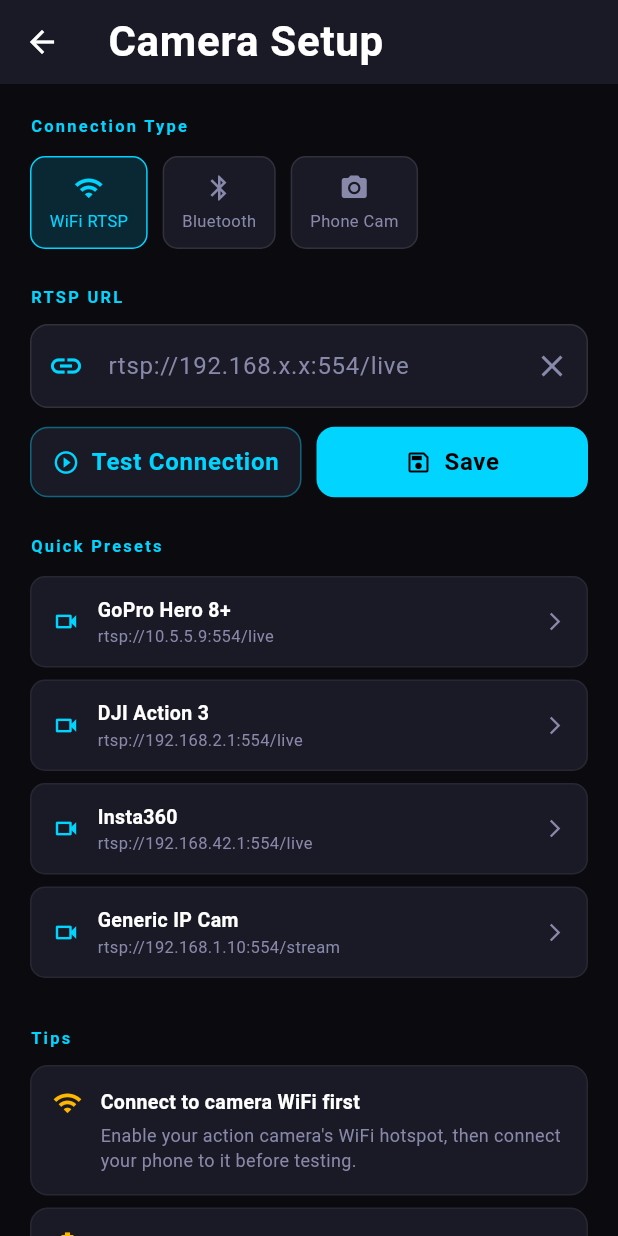
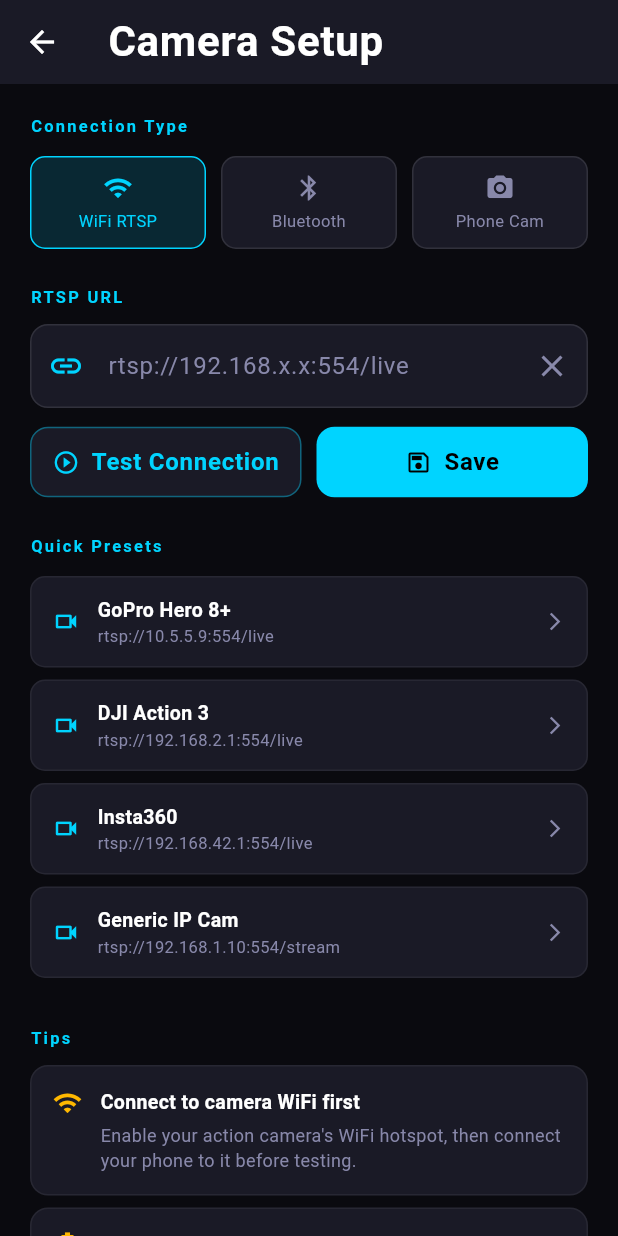
Before and after one commit to adarshk47/learnhabit, a Flutter app: the screen it shows after launch, item 3 of the bottom bar chosen, after a tap on "WiFi RTSP", on a phone screen of 412 x 824 dp. Run offline on Flutter 3.47's test engine with Material 3 defaults, Android fonts, the phone set to English and light mode, and no system bars; our stand-ins replace camera, fl_chart, flutter_riverpod, flutter_tts, geolocator, go_router and 6 more; accounts and stored records are empty.

Commit message:
Fix camera type selection and GPS permission handling
Camera setup screen: Phone Cam and WiFi RTSP chips were hardcoded
(selected: true/false, onTap: () {}) with no state. Now reads
cameraType from settings on init, updates settings on tap, requests
camera permission via permission_handler, shows live CameraPreview
when phone camera is active, and conditionally shows WiFi RTSP form
vs phone cam preview based on selected type.

Sensor service: add isLocationServiceEnabled() check and handle
LocationPermission.deniedForever so GPS failures are explicit rather
than silent.

https://claude.ai/code/session_01UqC5dNdm6cckTVPDSvTkoj

```diff
--- a/mobile/lib/features/camera/camera_setup_screen.dart
+++ b/mobile/lib/features/camera/camera_setup_screen.dart
@@ -1,5 +1,7 @@
+import 'package:camera/camera.dart';
 import 'package:flutter/material.dart';
 import 'package:flutter_riverpod/flutter_riverpod.dart';
+import 'package:permission_handler/permission_handler.dart';
 
 import '../../core/theme/app_theme.dart';
 import '../../providers/settings_provider.dart';
@@ -16,6 +18,8 @@ class _CameraSetupScreenState extends ConsumerState<CameraSetupScreen> {
   final _urlController = TextEditingController();
   _TestStatus _status = _TestStatus.idle;
   String _statusMsg = '';
+  late CameraType _selectedType;
+  bool _phoneStarting = false;
 
   final _presetUrls = [
     ('GoPro Hero 8+', 'rtsp://10.5.5.9:554/live'),
@@ -27,7 +31,10 @@ class _CameraSetupScreenState extends ConsumerState<CameraSetupScreen> {
   @override
   void initState() {
     super.initState();
-    _urlController.text = ref.read(settingsProvider).cameraRtspUrl;
+    final settings = ref.read(settingsProvider);
+    _urlController.text = settings.cameraRtspUrl;
+    _selectedType = settings.cameraType;
+    if (_selectedType == CameraType.PHONE) _startPhoneCam();
   }
 
   @override
@@ -36,15 +43,56 @@ class _CameraSetupScreenState extends ConsumerState<CameraSetupScreen> {
     super.dispose();
   }
 
+  Future<void> _selectType(CameraType type) async {
+    if (_selectedType == type) return;
+    CameraService.instance.stopStreaming();
+    setState(() {
+      _selectedType = type;
+      _statusMsg = '';
+      _status = _TestStatus.idle;
+    });
+    await ref.read(settingsProvider.notifier).updateCameraType(type);
+    if (type == CameraType.PHONE) await _startPhoneCam();
+  }
+
+  Future<void> _startPhoneCam() async {
+    setState(() => _phoneStarting = true);
+    final perm = await Permission.camera.request();
+    if (!perm.isGranted) {
+      if (mounted) {
+        setState(() {
+          _phoneStarting = false;
+          _status = _TestStatus.failed;
+          _statusMsg =
+              'Camera permission denied. Go to Settings → Apps → BikeAI → Permissions → Camera.';
+        });
+      }
+      return;
+    }
+    final ok = await CameraService.instance.startPhoneCamera();
+    if (mounted) {
+      setState(() {
+        _phoneStarting = false;
+        if (!ok) {
+          _status = _TestStatus.failed;
+          _statusMsg = 'Failed to open phone camera.';
+        }
+      });
+    }
+  }
+
   Future<void> _testConnection() async {
     setState(() {
       _status = _TestStatus.testing;
       _statusMsg = 'Testing connection…';
     });
-    final ok = await CameraService.instance.testConnection(_urlController.text);
+    final ok =
+        await CameraService.instance.testConnection(_urlController.text);
     setState(() {
       _status = ok ? _TestStatus.ok : _TestStatus.failed;
-      _statusMsg = ok ? 'Connected successfully!' : 'Connection failed. Check URL and network.';
+      _statusMsg = ok
+          ? 'Connected successfully!'
+          : 'Connection failed. Check URL and network.';
     });
   }
 
@@ -69,7 +117,6 @@ class _CameraSetupScreenState extends ConsumerState<CameraSetupScreen> {
       body: ListView(
         padding: const EdgeInsets.all(20),
         children: [
-          // Type selector
           _SectionHeader('Connection Type'),
           const SizedBox(height: 12),
           Row(
@@ -77,23 +124,101 @@ class _CameraSetupScreenState extends ConsumerState<CameraSetupScreen> {
               _TypeChip(
                 label: 'WiFi RTSP',
                 icon: Icons.wifi,
-                  selected: true,
-                  onTap: () {}),
+                selected: _selectedType == CameraType.WIFI,
+                onTap: () => _selectType(CameraType.WIFI),
+              ),
               const SizedBox(width: 10),
               _TypeChip(
                 label: 'Bluetooth',
                 icon: Icons.bluetooth,
                 selected: false,
-                  onTap: () => _showComingSoon()),
+                onTap: _showComingSoon,
+              ),
               const SizedBox(width: 10),
               _TypeChip(
                 label: 'Phone Cam',
                 icon: Icons.camera_alt,
-                  selected: false,
-                  onTap: () {}),
+                selected: _selectedType == CameraType.PHONE,
+                onTap: () => _selectType(CameraType.PHONE),
+              ),
             ],
           ),
           const SizedBox(height: 24),
+          if (_selectedType == CameraType.PHONE)
+            ..._buildPhoneSection()
+          else
+            ..._buildWifiSection(),
+          const SizedBox(height: 24),
+          _SectionHeader('Tips'),
+          const SizedBox(height: 10),
+          _TipCard(
+            icon: Icons.wifi,
+            title: 'Connect to camera WiFi first',
+            body:
+                'Enable your action camera\'s WiFi hotspot, then connect your phone to it before testing.',
+          ),
+          const SizedBox(height: 8),
+          _TipCard(
+            icon: Icons.battery_saver,
+            title: 'Battery optimization',
+            body:
+                'Keep screen brightness low during rides. The app will auto-dim after 30 seconds of stable riding.',
+          ),
+        ],
+      ),
+    );
+  }
+
+  List<Widget> _buildPhoneSection() {
+    final ctrl = CameraService.instance.phoneController;
+    return [
+      _SectionHeader('Phone Camera Preview'),
+      const SizedBox(height: 12),
+      if (_phoneStarting)
+        const SizedBox(
+          height: 180,
+          child: Center(child: CircularProgressIndicator()),
+        )
+      else if (ctrl != null && ctrl.value.isInitialized)
+        ClipRRect(
+          borderRadius: BorderRadius.circular(14),
+          child: SizedBox(height: 240, child: CameraPreview(ctrl)),
+        )
+      else
+        Container(
+          height: 160,
+          alignment: Alignment.center,
+          decoration: BoxDecoration(
+            color: AppTheme.bgCard,
+            borderRadius: BorderRadius.circular(14),
+            border: Border.all(color: AppTheme.neonCyan.withOpacity(0.3)),
+          ),
+          child: Column(
+            mainAxisAlignment: MainAxisAlignment.center,
+            children: [
+              Icon(Icons.camera_alt_outlined, color: AppTheme.neonCyan, size: 44),
+              const SizedBox(height: 12),
+              ElevatedButton.icon(
+                onPressed: _startPhoneCam,
+                icon: const Icon(Icons.refresh),
+                label: const Text('Start Phone Camera'),
+                style: ElevatedButton.styleFrom(
+                  backgroundColor: AppTheme.neonCyan,
+                  foregroundColor: Colors.black,
+                ),
+              ),
+            ],
+          ),
+        ),
+      if (_statusMsg.isNotEmpty) ...[
+        const SizedBox(height: 12),
+        _StatusBox(status: _status, message: _statusMsg),
+      ],
+    ];
+  }
+
+  List<Widget> _buildWifiSection() {
+    return [
       _SectionHeader('RTSP URL'),
       const SizedBox(height: 10),
       TextField(
@@ -165,34 +290,7 @@ class _CameraSetupScreenState extends ConsumerState<CameraSetupScreen> {
       ),
       if (_statusMsg.isNotEmpty) ...[
         const SizedBox(height: 12),
-            Container(
-              padding: const EdgeInsets.all(12),
-              decoration: BoxDecoration(
-                color: _status == _TestStatus.ok
-                    ? AppTheme.neonGreen.withOpacity(0.1)
-                    : AppTheme.neonRed.withOpacity(0.1),
-                borderRadius: BorderRadius.circular(10),
-                border: Border.all(
-                    color: _status == _TestStatus.ok
-                        ? AppTheme.neonGreen.withOpacity(0.4)
-                        : AppTheme.neonRed.withOpacity(0.4)),
-              ),
-              child: Row(
-                children: [
-                  Icon(
-                    _status == _TestStatus.ok ? Icons.check_circle : Icons.error_outline,
-                    color: _status == _TestStatus.ok ? AppTheme.neonGreen : AppTheme.neonRed,
-                    size: 18,
-                  ),
-                  const SizedBox(width: 8),
-                  Text(_statusMsg,
-                      style: TextStyle(
-                          color: _status == _TestStatus.ok
-                              ? AppTheme.neonGreen
-                              : AppTheme.neonRed)),
-                ],
-              ),
-            ),
+        _StatusBox(status: _status, message: _statusMsg),
       ],
       const SizedBox(height: 24),
       _SectionHeader('Quick Presets'),
@@ -202,25 +300,7 @@ class _CameraSetupScreenState extends ConsumerState<CameraSetupScreen> {
             url: p.$2,
             onTap: () => _urlController.text = p.$2,
           )),
-          const SizedBox(height: 24),
-          _SectionHeader('Tips'),
-          const SizedBox(height: 10),
-          _TipCard(
-            icon: Icons.wifi,
-            title: 'Connect to camera WiFi first',
-            body:
-                'Enable your action camera\'s WiFi hotspot, then connect your phone to it before testing.',
-          ),
-          const SizedBox(height: 8),
-          _TipCard(
-            icon: Icons.battery_saver,
-            title: 'Battery optimization',
-            body:
-                'Keep screen brightness low during rides. The app will auto-dim after 30 seconds of stable riding.',
-          ),
-        ],
-      ),
-    );
+    ];
   }
 
   void _showComingSoon() {
@@ -231,6 +311,39 @@ class _CameraSetupScreenState extends ConsumerState<CameraSetupScreen> {
 }
 
 enum _TestStatus { idle, testing, ok, failed }
+
+class _StatusBox extends StatelessWidget {
+  final _TestStatus status;
+  final String message;
+  const _StatusBox({required this.status, required this.message});
+
+  @override
+  Widget build(BuildContext context) {
+    final isOk = status == _TestStatus.ok;
+    final color = isOk ? AppTheme.neonGreen : AppTheme.neonRed;
+    return Container(
+      padding: const EdgeInsets.all(12),
+      decoration: BoxDecoration(
+        color: color.withOpacity(0.1),
+        borderRadius: BorderRadius.circular(10),
+        border: Border.all(color: color.withOpacity(0.4)),
+      ),
+      child: Row(
+        children: [
+          Icon(
+            isOk ? Icons.check_circle : Icons.error_outline,
+            color: color,
+            size: 18,
+          ),
+          const SizedBox(width: 8),
+          Expanded(
+            child: Text(message, style: TextStyle(color: color, fontSize: 13)),
+          ),
+        ],
+      ),
+    );
+  }
+}
 
 class _SectionHeader extends StatelessWidget {
   final String title;
@@ -259,10 +372,11 @@ class _TypeChip extends StatelessWidget {
 
   @override
   Widget build(BuildContext context) {
-    return GestureDetector(
+    return Expanded(
+      child: GestureDetector(
         onTap: onTap,
         child: Container(
-        padding: const EdgeInsets.symmetric(horizontal: 12, vertical: 10),
+          padding: const EdgeInsets.symmetric(horizontal: 8, vertical: 10),
           decoration: BoxDecoration(
             color: selected
                 ? AppTheme.neonCyan.withOpacity(0.15)
@@ -280,12 +394,14 @@ class _TypeChip extends StatelessWidget {
                   size: 20),
               const SizedBox(height: 4),
               Text(label,
+                  textAlign: TextAlign.center,
                   style: TextStyle(
                       color: selected
                           ? AppTheme.neonCyan
                           : AppTheme.textSecondary,
                       fontSize: 11)),
             ],
+          ),
         ),
       ),
     );
@@ -313,8 +429,7 @@ class _PresetTile extends StatelessWidget {
         ),
         child: Row(
           children: [
-            Icon(Icons.videocam_outlined,
-                color: AppTheme.neonCyan, size: 18),
+            Icon(Icons.videocam_outlined, color: AppTheme.neonCyan, size: 18),
             const SizedBox(width: 12),
             Expanded(
               child: Column(
@@ -372,8 +487,8 @@ class _TipCard extends StatelessWidget {
                         fontWeight: FontWeight.w600)),
                 const SizedBox(height: 4),
                 Text(body,
-                    style: TextStyle(
-                        color: AppTheme.textSecondary, fontSize: 12)),
+                    style:
+                        TextStyle(color: AppTheme.textSecondary, fontSize: 12)),
               ],
             ),
           ),
--- a/mobile/lib/services/sensor_service.dart
+++ b/mobile/lib/services/sensor_service.dart
@@ -28,6 +28,10 @@ class SensorService {
   Future<bool> start() async {
     if (_isRunning) return true;
 
+    // Check if device location service is on
+    final serviceEnabled = await Geolocator.isLocationServiceEnabled();
+    if (!serviceEnabled) return false;
+
     // Check GPS permissions
     LocationPermission permission = await Geolocator.checkPermission();
     if (permission == LocationPermission.denied) {
@@ -35,6 +39,9 @@ class SensorService {
       if (permission == LocationPermission.denied) {
         return false;
       }
+    }
+    if (permission == LocationPermission.deniedForever) {
+      return false;
     }
 
     // Accelerometer
```
Lines whose indentation alone changed are shown as unchanged.
